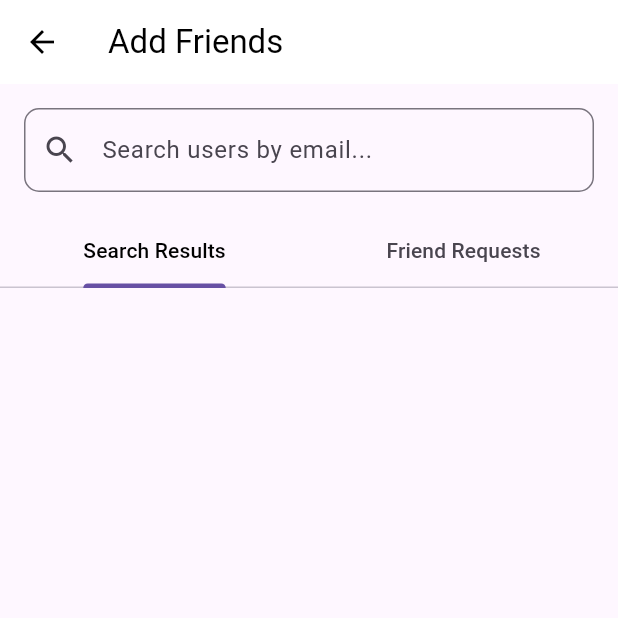
After one commit to amujtaba527/chat_app, a Flutter app: the ChatsScreen screen opened by its route, after a tap on the "person add" icon, on a phone screen of 412 x 824 dp, the top half of it. The commit adds this screen. Run offline on Flutter 3.47's test engine with Material 3 defaults, Android fonts, the phone set to English and light mode, and no system bars; our stand-ins replace cloud_firestore, firebase_auth, firebase_core; accounts and stored records are empty.

Commit message:
search friends added

```diff
--- /dev/null
+++ b/lib/add_friend_screen.dart
@@ -0,0 +1,195 @@
+import 'package:cloud_firestore/cloud_firestore.dart';
+import 'package:firebase_auth/firebase_auth.dart';
+import 'package:flutter/material.dart';
+
+class AddFriendScreen extends StatefulWidget {
+  const AddFriendScreen({super.key});
+
+  @override
+  State<AddFriendScreen> createState() => _AddFriendScreenState();
+}
+
+class _AddFriendScreenState extends State<AddFriendScreen> {
+  final _searchController = TextEditingController();
+  final _firestore = FirebaseFirestore.instance;
+  final _auth = FirebaseAuth.instance;
+  String _searchQuery = '';
+
+  Future<void> sendFriendRequest(String receiverId) async {
+    try {
+      await _firestore.collection('friendRequests').add({
+        'senderId': _auth.currentUser!.uid,
+        'senderEmail': _auth.currentUser!.email,
+        'receiverId': receiverId,
+        'status': 'pending',
+        'timestamp': FieldValue.serverTimestamp(),
+      });
+      ScaffoldMessenger.of(context).showSnackBar(
+        const SnackBar(content: Text('Friend request sent!')),
+      );
+    } catch (e) {
+      ScaffoldMessenger.of(context).showSnackBar(
+        SnackBar(content: Text('Error: ${e.toString()}')),
+      );
+    }
+  }
+
+  Future<void> acceptFriendRequest(String requestId) async {
+    try {
+      await _firestore.collection('friendRequests')
+          .doc(requestId)
+          .update({'status': 'accepted'});
+      ScaffoldMessenger.of(context).showSnackBar(
+        const SnackBar(content: Text('Friend request accepted!')),
+      );
+    } catch (e) {
+      ScaffoldMessenger.of(context).showSnackBar(
+        SnackBar(content: Text('Error: ${e.toString()}')),
+      );
+    }
+  }
+
+  @override
+  Widget build(BuildContext context) {
+    return Scaffold(
+      appBar: AppBar(
+        title: const Text('Add Friends'),
+        backgroundColor: Colors.white,
+        foregroundColor: Colors.black,
+      ),
+      body: Column(
+        children: [
+          Padding(
+            padding: const EdgeInsets.all(16.0),
+            child: TextField(
+              controller: _searchController,
+              decoration: InputDecoration(
+                hintText: 'Search users by email...',
+                prefixIcon: const Icon(Icons.search),
+                border: OutlineInputBorder(
+                  borderRadius: BorderRadius.circular(10),
+                ),
+              ),
+              onChanged: (value) => setState(() => _searchQuery = value),
+            ),
+          ),
+          Expanded(
+            child: DefaultTabController(
+              length: 2,
+              child: Column(
+                children: [
+                  const TabBar(
+                    labelColor: Colors.black,
+                    tabs: [
+                      Tab(text: 'Search Results'),
+                      Tab(text: 'Friend Requests'),
+                    ],
+                  ),
+                  Expanded(
+                    child: TabBarView(
+                      children: [
+                        // Search Results Tab
+                        StreamBuilder<QuerySnapshot>(
+                          stream: _firestore
+                              .collection('users')
+                              .where('email', isGreaterThanOrEqualTo: _searchQuery)
+                              .where('email', isLessThan: _searchQuery + 'z')
+                              .snapshots(),
+                          builder: (context, snapshot) {
+                            if (snapshot.hasError) {
+                              return Center(child: Text('Error: ${snapshot.error}'));
+                            }
+                            if (!snapshot.hasData) {
+                              return const Center(child: CircularProgressIndicator());
+                            }
+
+                            final users = snapshot.data!.docs;
+                            return ListView.builder(
+                              itemCount: users.length,
+                              itemBuilder: (context, index) {
+                                final user = users[index];
+                                final userId = user.id;
+                                final userEmail = user['email'];
+
+                                if (userId == _auth.currentUser!.uid) {
+                                  return const SizedBox.shrink();
+                                }
+
+                                return ListTile(
+                                  leading: const CircleAvatar(
+                                    child: Icon(Icons.person),
+                                  ),
+                                  title: Text(userEmail),
+                                  trailing: ElevatedButton(
+                                    onPressed: () => sendFriendRequest(userId),
+                                    child: const Text('Add Friend'),
+                                  ),
+                                );
+                              },
+                            );
+                          },
+                        ),
+                        // Friend Requests Tab
+                        StreamBuilder<QuerySnapshot>(
+                          stream: _firestore
+                              .collection('friendRequests')
+                              .where('receiverId', isEqualTo: _auth.currentUser!.uid)
+                              .where('status', isEqualTo: 'pending')
+                              .snapshots(),
+                          builder: (context, snapshot) {
+                            if (snapshot.hasError) {
+                              return Center(child: Text('Error: ${snapshot.error}'));
+                            }
+                            if (!snapshot.hasData) {
+                              return const Center(child: CircularProgressIndicator());
+                            }
+
+                            final requests = snapshot.data!.docs;
+                            return ListView.builder(
+                              itemCount: requests.length,
+                              itemBuilder: (context, index) {
+                                final request = requests[index];
+                                final senderEmail = request['senderEmail'];
+
+                                return ListTile(
+                                  leading: const CircleAvatar(
+                                    child: Icon(Icons.person),
+                                  ),
+                                  title: Text(senderEmail),
+                                  subtitle: const Text('Sent you a friend request'),
+                                  trailing: Row(
+                                    mainAxisSize: MainAxisSize.min,
+                                    children: [
+                                      IconButton(
+                                        icon: const Icon(Icons.check, color: Colors.green),
+                                        onPressed: () => acceptFriendRequest(request.id),
+                                      ),
+                                      IconButton(
+                                        icon: const Icon(Icons.close, color: Colors.red),
+                                        onPressed: () {},
+                                      ),
+                                    ],
+                                  ),
+                                );
+                              },
+                            );
+                          },
+                        ),
+                      ],
+                    ),
+                  ),
+                ],
+              ),
+            ),
+          ),
+        ],
+      ),
+    );
+  }
+
+  @override
+  void dispose() {
+    _searchController.dispose();
+    super.dispose();
+  }
+}
--- a/lib/chat_screen.dart
+++ b/lib/chat_screen.dart
@@ -31,7 +31,6 @@ class ChatsScreen extends StatelessWidget {
                         borderRadius: BorderRadius.circular(10),
                         borderSide: BorderSide.none,
                       ),
-
                       suffixIcon: Container(
                         padding: const EdgeInsets.all(8.0),
                         decoration: BoxDecoration(
@@ -68,7 +67,6 @@ class ChatsScreen extends StatelessWidget {
                 },
               ),
             ),
-
             Container(
               padding: const EdgeInsets.all(20),
               decoration: BoxDecoration(
@@ -119,6 +117,15 @@ class ChatsScreen extends StatelessWidget {
           ],
         ),
       ),
+      floatingActionButton: Padding(
+        padding: const EdgeInsets.only(bottom: 80.0, right: 8.0),
+        child: FloatingActionButton(
+          backgroundColor: Colors.black,
+          child: const Icon(Icons.person_add, color: Colors.white),
+          onPressed: () => Navigator.pushNamed(context, '/addfriend'),
+        ),
+      ),
+      floatingActionButtonLocation: FloatingActionButtonLocation.endFloat,
     );
   }
 }
--- a/lib/forgotpassword.dart
+++ b/lib/forgotpassword.dart
@@ -9,7 +9,6 @@ class ForgotPasswordScreen extends StatefulWidget {
 }
 
 class _ForgotPasswordScreenState extends State<ForgotPasswordScreen> {
-  final _formKey = GlobalKey<FormState>();
   final _emailController = TextEditingController();
   final auth = FirebaseAuth.instance;
 
--- a/lib/main.dart
+++ b/lib/main.dart
@@ -4,6 +4,7 @@ import 'package:chat_app/firebase_options.dart';
 import 'package:chat_app/forgotpassword.dart';
 import 'package:chat_app/login.dart';
 import 'package:chat_app/profile.dart';
+import 'package:chat_app/add_friend_screen.dart';
 import 'package:chat_app/signup.dart';
 import 'package:chat_app/splash.dart';
 import 'package:firebase_core/firebase_core.dart';
@@ -31,6 +32,7 @@ class MyApp extends StatelessWidget {
         '/chatscreen': (context) => const ChatsScreen(),
         '/conversation': (context) => const ConversationScreen(),
         '/profile': (context) => const ProfileScreen(),
+        '/addfriend': (context) => const AddFriendScreen(),
         '/forgotpassword': (context) => const ForgotPasswordScreen(),
       },
     );
```
